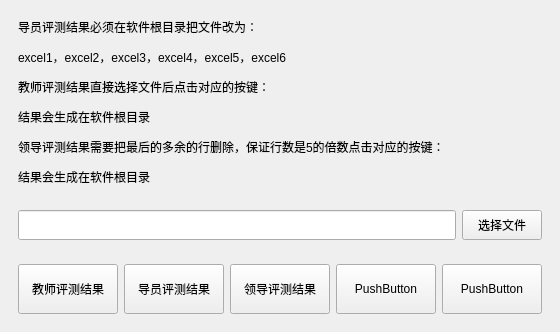
This is Teacher.ui in ichunchun/python as Qt 5 draws it before an edit. The edited form follows.
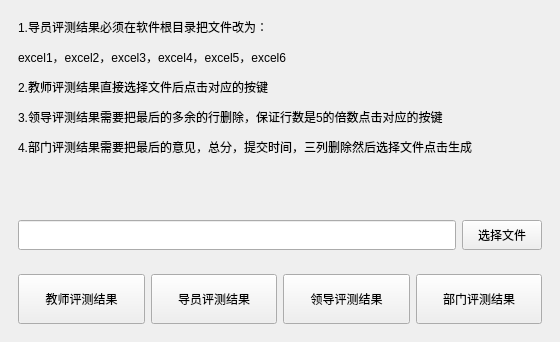
This is the edited form.

Patch:
```diff
--- a/Teacher.ui
+++ b/Teacher.ui
@@ -7,7 +7,7 @@
     <x>0</x>
     <y>0</y>
     <width>560</width>
-    <height>322</height>
+    <height>329</height>
    </rect>
   </property>
   <property name="windowTitle">
@@ -21,7 +21,7 @@
        <item>
         <widget class="QLabel" name="label">
          <property name="text">
-          <string>&lt;html&gt;&lt;head/&gt;&lt;body&gt;&lt;p&gt;导员评测结果必须在软件根目录把文件改为：&lt;/p&gt;&lt;p&gt;excel1，excel2，excel3，excel4，excel5，excel6&lt;/p&gt;&lt;p&gt;教师评测结果直接选择文件后点击对应的按键：&lt;/p&gt;&lt;p&gt;结果会生成在软件根目录&lt;/p&gt;&lt;p&gt;领导评测结果需要把最后的多余的行删除，保证行数是5的倍数点击对应的按键：&lt;/p&gt;&lt;p&gt;结果会生成在软件根目录&lt;/p&gt;&lt;/body&gt;&lt;/html&gt;</string>
+          <string>&lt;html&gt;&lt;head/&gt;&lt;body&gt;&lt;p&gt;1.导员评测结果必须在软件根目录把文件改为：&lt;/p&gt;&lt;p&gt;excel1，excel2，excel3，excel4，excel5，excel6&lt;/p&gt;&lt;p&gt;2.教师评测结果直接选择文件后点击对应的按键&lt;/p&gt;&lt;p&gt;3.领导评测结果需要把最后的多余的行删除，保证行数是5的倍数点击对应的按键&lt;/p&gt;&lt;p&gt;4.部门评测结果需要把最后的意见，总分，提交时间，三列删除然后选择文件点击生成&lt;/p&gt;&lt;p&gt;&lt;br/&gt;&lt;/p&gt;&lt;/body&gt;&lt;/html&gt;</string>
          </property>
          <property name="alignment">
           <set>Qt::AlignLeading|Qt::AlignLeft|Qt::AlignVCenter</set>
@@ -111,20 +111,7 @@
           </size>
          </property>
          <property name="text">
-          <string>PushButton</string>
-         </property>
-        </widget>
-       </item>
-       <item>
-        <widget class="QPushButton" name="pushButton_5">
-         <property name="minimumSize">
-          <size>
-           <width>100</width>
-           <height>50</height>
-          </size>
-         </property>
-         <property name="text">
-          <string>PushButton</string>
+          <string>部门评测结果</string>
          </property>
         </widget>
        </item>
```
